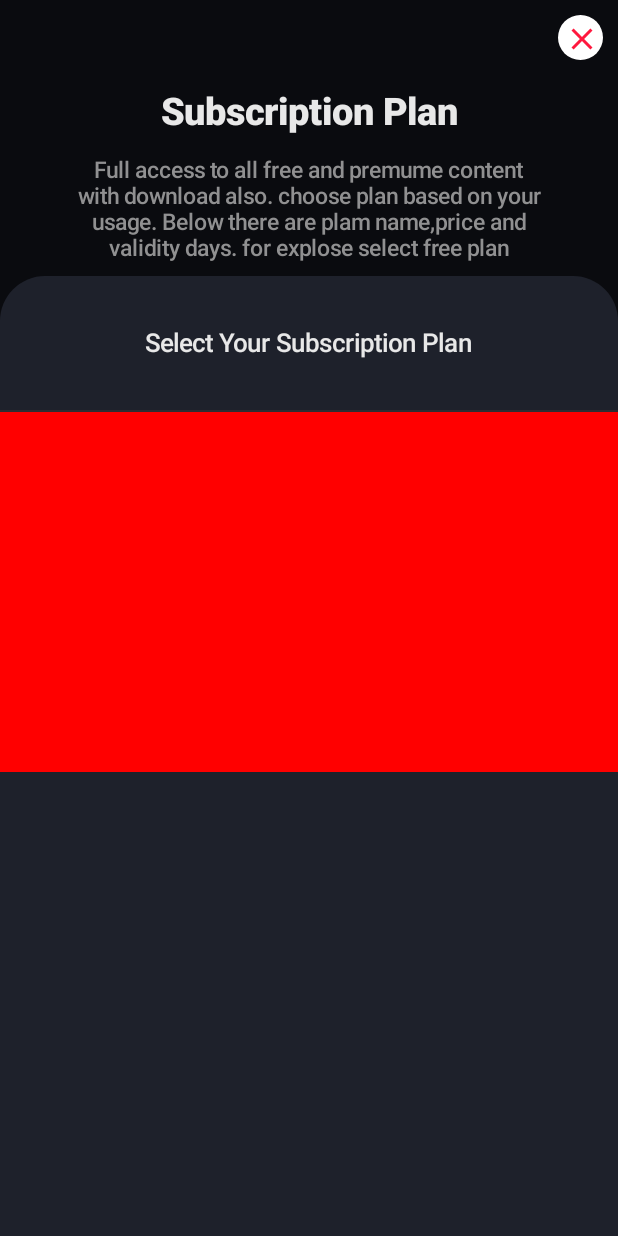
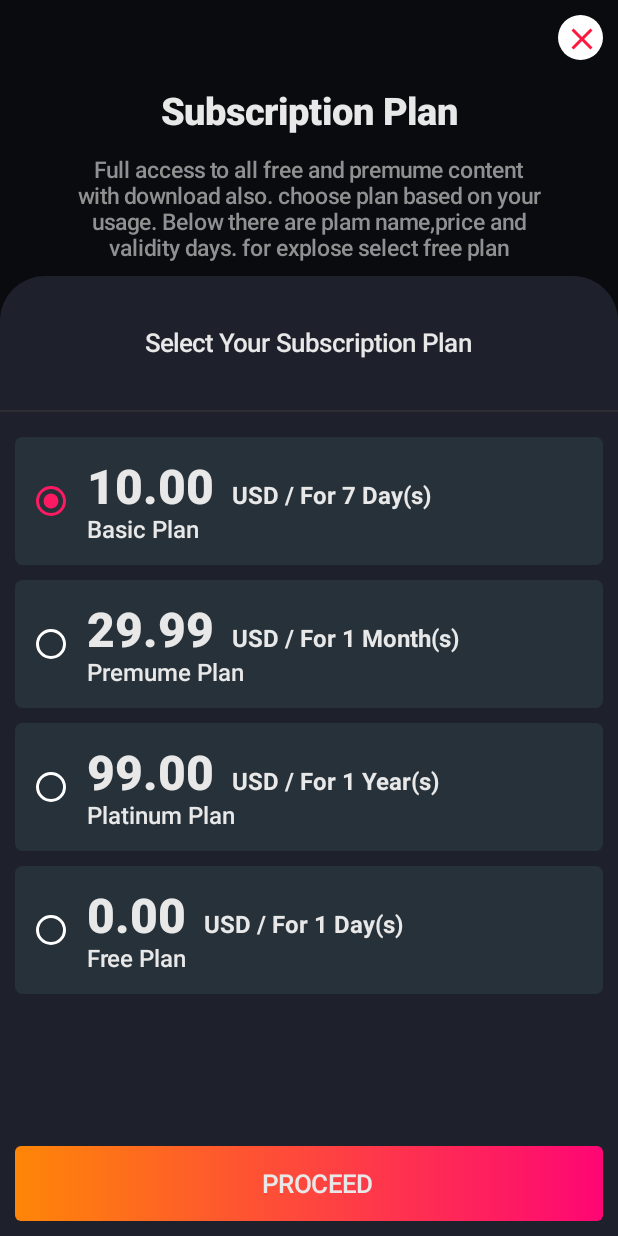
Before and after one commit to im-ali-f/OniVideo, an Android app built with Jetpack Compose: the screen it shows after launch (MainActivity), after a tap on "Upgrade Plan", on a phone screen of 412 x 824 dp. Run offline under Robolectric (Android 15) with nearby library versions, the light colour scheme and no system bars; libraries missing offline, so code that uses them is left out: coil.decode.

Commit message:
subscription popup completed

```diff
--- a/app/src/main/java/com/example/onivideo/AccountComp.kt
+++ b/app/src/main/java/com/example/onivideo/AccountComp.kt
@@ -20,6 +20,8 @@ import androidx.compose.foundation.layout.height
 import androidx.compose.foundation.layout.padding
 import androidx.compose.foundation.layout.size
 import androidx.compose.foundation.rememberScrollState
+import androidx.compose.foundation.selection.selectable
+import androidx.compose.foundation.selection.selectableGroup
 import androidx.compose.foundation.shape.RoundedCornerShape
 import androidx.compose.foundation.verticalScroll
 import androidx.compose.material.icons.Icons
@@ -29,6 +31,8 @@ import androidx.compose.material3.Button
 import androidx.compose.material3.ButtonDefaults
 import androidx.compose.material3.Icon
 import androidx.compose.material3.IconButton
+import androidx.compose.material3.RadioButton
+import androidx.compose.material3.RadioButtonDefaults
 import androidx.compose.material3.Surface
 import androidx.compose.material3.Text
 import androidx.compose.runtime.Composable
@@ -49,8 +53,13 @@ import androidx.compose.ui.graphics.Shape
 import androidx.compose.ui.layout.ContentScale
 import androidx.compose.ui.platform.LocalConfiguration
 import androidx.compose.ui.platform.LocalContext
+import androidx.compose.ui.semantics.Role
+import androidx.compose.ui.text.AnnotatedString
+import androidx.compose.ui.text.SpanStyle
+import androidx.compose.ui.text.buildAnnotatedString
 import androidx.compose.ui.text.font.FontWeight
 import androidx.compose.ui.text.style.TextAlign
+import androidx.compose.ui.text.withStyle
 import androidx.compose.ui.unit.TextUnit
 import androidx.compose.ui.unit.dp
 import androidx.compose.ui.unit.sp
@@ -69,9 +78,12 @@ import com.example.onivideo.ui.theme.mainBGC
 import com.example.onivideo.ui.theme.mainFontColor
 import com.example.onivideo.ui.theme.navBrush1
 import com.example.onivideo.ui.theme.navBrush2
+import com.example.onivideo.ui.theme.popupInnerSectionColor
 import com.example.onivideo.ui.theme.popupSectionColor
+import com.example.onivideo.ui.theme.radioButtonColor
 import com.example.onivideo.ui.theme.secondaryFontColor
 import com.example.onivideo.ui.theme.seperatorColor
+import kotlinx.coroutines.selects.select
 import java.nio.file.WatchEvent
 
 
@@ -138,9 +150,11 @@ fun AccountComp(navController: NavController) {
                         color = mainFontColor
                     )
 
-                    Spacer(modifier = Modifier
+                    Spacer(
+                        modifier = Modifier
                             .fillMaxWidth()
-                        .height(15.dp))
+                            .height(15.dp)
+                    )
 
                     Text(
                         text = "Full access to all free and premume content",
@@ -174,13 +188,19 @@ fun AccountComp(navController: NavController) {
                     Modifier
                         .fillMaxSize()
                         .clip(RoundedCornerShape(topStart = 30.dp, topEnd = 30.dp))
-                        .background(popupSectionColor)) {
+                        .background(popupSectionColor),
+                    verticalArrangement = Arrangement.SpaceBetween
+                ) {
+
 
                     //p1
-                    Box(contentAlignment = Alignment.Center,modifier = Modifier
+                    Column {
+                        Box(
+                            contentAlignment = Alignment.Center, modifier = Modifier
                                 .fillMaxWidth()
                                 .fillMaxHeight(0.14f)
-                        .padding(15.dp)){
+                                .padding(15.dp)
+                        ) {
                             Text(
                                 text = "Select Your Subscription Plan",
                                 fontSize = 17.sp,
@@ -188,19 +208,131 @@ fun AccountComp(navController: NavController) {
                                 color = mainFontColor
                             )
                         }
-                    Box(modifier = Modifier
+                        Box(
+                            modifier = Modifier
                                 .fillMaxWidth()
                                 .height(1.5.dp)
-                        .background(seperatorColor))
+                                .background(seperatorColor)
+                        )
+                    }
+
 
                     //plans list
 
-                    Column(modifier = Modifier.fillMaxWidth().height(240.dp).background(Color.Red).verticalScroll(scrollState)) {
+                    val radioList = listOf<String>("Basic", "Premume", "Platinum", "Free")
+                    var (selectedItem, selected) = remember {
+                        mutableStateOf(radioList[0])
+                    }
+                    var height= if(screenWidth <400)0.77f else 0.85f
+                    Column(
+                        modifier = Modifier
+                            .selectableGroup()
+                            .fillMaxWidth()
+                            .fillMaxHeight(height)
+                            .verticalScroll(scrollState)
+                            .padding(10.dp, 10.dp, 10.dp, 0.dp),
+
+                    ) {
+
+                        radioList.forEach { item ->
+                            Row(
+                                modifier = Modifier
+                                    .fillMaxWidth()
+                                    .height(85.dp)
+                                    .clip(shape = RoundedCornerShape(5.dp))
+                                    .background(popupInnerSectionColor)
+                                    .selectable(
+                                        selected = (selectedItem == item),
+                                        onClick = { selected(item) },
+                                        role = Role.RadioButton
+                                    )
+                            ) {
+                                RadioButton(modifier = Modifier.fillMaxHeight(),
+                                    colors = RadioButtonDefaults.colors(
+                                    selectedColor = radioButtonColor,
+                                    unselectedColor = Color.White
+                                ),
+                                    selected = (selectedItem == item), onClick = { selected(item) })
+
+
+                                Column(Modifier.fillMaxHeight(), verticalArrangement = Arrangement.Center) {
+                                    var price = when(item){
+                                        "Basic" -> "10.00"
+                                        "Premume" -> "29.99"
+                                        "Platinum" -> "99.00"
+                                        "Free" -> "0.00"
+                                        else -> ""
 
                                     }
 
+                                    var time = when(item){
+                                        "Basic" -> "7 Day(s)"
+                                        "Premume" -> "1 Month(s)"
+                                        "Platinum" -> "1 Year(s)"
+                                        "Free" -> "1 Day(s)"
+                                        else -> ""
 
                                     }
+                                    Text(
+                                        text = buildAnnotatedString {
+
+                                            withStyle(style = SpanStyle(fontSize = 32.sp,
+                                                fontWeight = FontWeight(900),
+                                                color = mainFontColor)){
+                                                append(price)
+                                            }
+
+                                            withStyle(style = SpanStyle(fontSize = 16.sp,
+                                                fontWeight = FontWeight(700),
+                                                color = mainFontColor)){
+                                                append("   USD / For "+time)
+                                            }
+                                        },
+
+                                    )
+                                    Text(
+                                        text = item + " Plan",
+                                        fontSize = 16.sp,
+                                        fontWeight = FontWeight(500),
+                                        color = mainFontColor
+                                    )
+                                }
+                            }
+                            Spacer(modifier = Modifier
+                                .fillMaxWidth()
+                                .height(10.dp))
+                        }
+
+                    }
+                    Box(modifier = Modifier.fillMaxWidth().padding(10.dp)){
+
+                        Button(
+                            onClick = { /*TODO: */ },
+                            modifier = Modifier
+                                .fillMaxWidth()
+                                .clip(shape = RoundedCornerShape(4.dp))
+                                .background( Brush.horizontalGradient(
+                                    colors = listOf(navBrush1, navBrush2)
+                                ))
+                                .height(50.dp),
+                            shape = RoundedCornerShape(6.dp),
+                            colors = ButtonDefaults.buttonColors(containerColor = Color.Transparent),
+                            contentPadding = PaddingValues(start = 10.dp)
+                        ) {
+                            Text(
+                                text = "PROCEED", textAlign = TextAlign.Center,
+                                color = mainFontColor,
+                                fontSize = 17.sp,
+                                fontWeight = FontWeight(600)
+                            )
+                        }
+
+                    }
+
+                }
+
+                //button
+
 
             }
         }
--- a/app/src/main/java/com/example/onivideo/ui/theme/Color.kt
+++ b/app/src/main/java/com/example/onivideo/ui/theme/Color.kt
@@ -29,6 +29,9 @@ val accSectionsOuterColor= Color(0xFF282C38)
 val accSectionsInnerColor= Color(0xFF1E212B)
 val closePopupColor= Color(0xFFFF183E)
 val popupSectionColor= Color(0xFF1E212B)
+val popupInnerSectionColor= Color(0xFF263139)
+val radioButtonColor= Color(0xFFFE1A63)
+
 
 
 val seperatorColor = Color(0xFF2C2E33)
```
Lines whose indentation alone changed are shown as unchanged.
